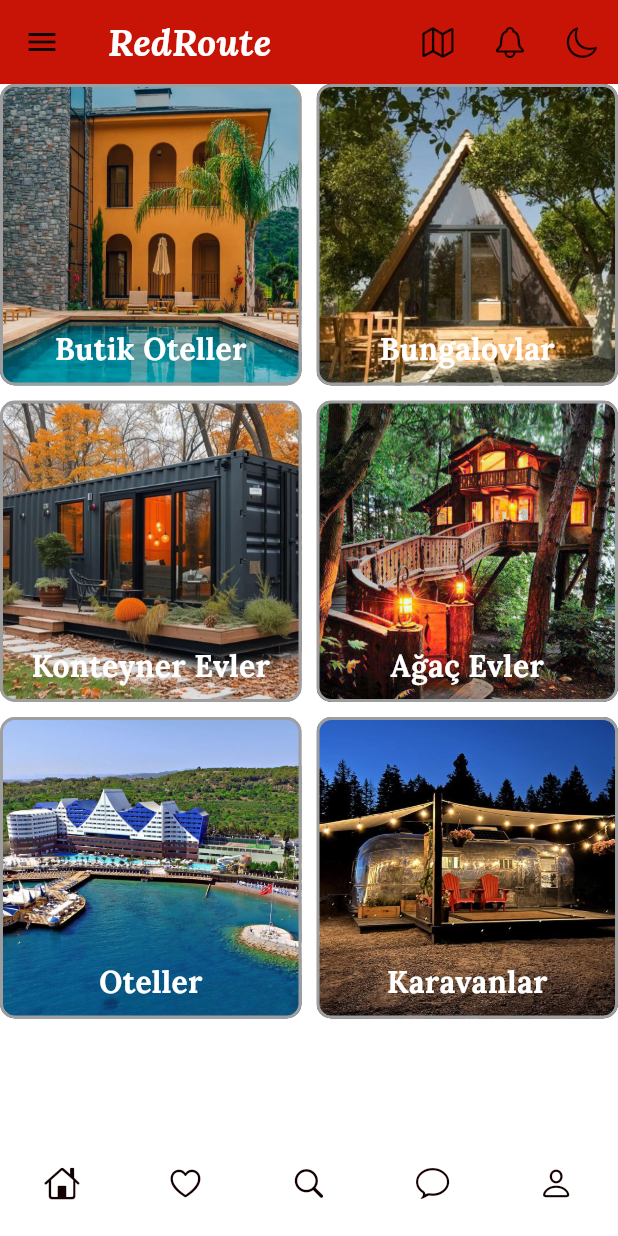
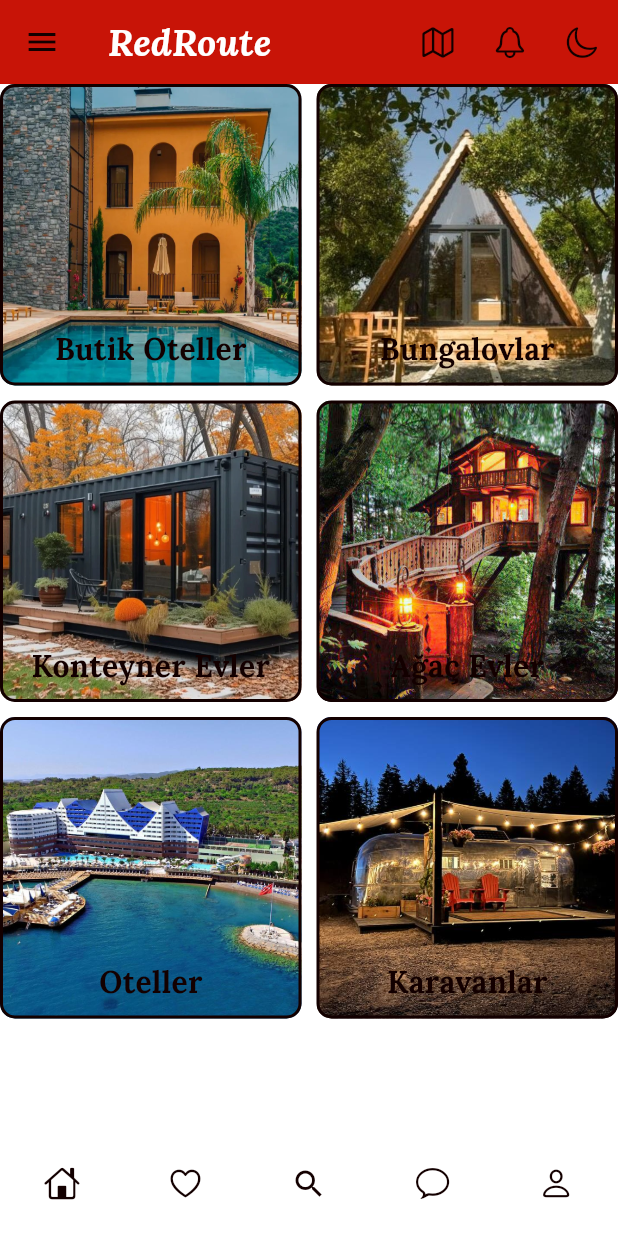
Before and after one commit to dilaradertli/RedRoute, a Flutter app: the HomeScreen screen opened by its route, on a phone screen of 412 x 824 dp. Run offline on Flutter 3.47's test engine with Material 3 defaults, Android fonts, the phone set to English and light mode, and no system bars; our stand-ins replace go_router, google_fonts, lottie; missing offline and left inert: dotlottie_loader.

Commit message:
Update home_screen.dart
Ana ekrana gece gündüz modu eklendi. Kodlar düzenlendi.

```diff
--- a/lib/screens/home_screen.dart
+++ b/lib/screens/home_screen.dart
@@ -3,7 +3,6 @@ import 'package:flutter/cupertino.dart';
 import 'package:go_router/go_router.dart';
 import 'package:provider/provider.dart';
 
-import '../core/constants.dart';
 import '../core/themes.dart';
 import '../widgets/bottom_menu.dart';
 
@@ -12,10 +11,14 @@ class HomeScreen extends StatelessWidget {
 
   @override
   Widget build(BuildContext context) {
+    final isDarkMode = context.watch<ThemeProvider>().isDark;
+
+    final currentColors = isDarkMode ? darkColors : colors;
+
     return Scaffold(
-      backgroundColor: Colors.white,
+      backgroundColor: currentColors["surface"],
       appBar: AppBar(
-        backgroundColor: const Color.fromARGB(255, 200, 20, 7),
+        backgroundColor: currentColors["primary"],
         title: const Text(
           'RedRoute',
           style: TextStyle(
@@ -34,7 +37,7 @@ class HomeScreen extends StatelessWidget {
             onPressed: () {},
           ),
           IconButton(
-            icon: Icon(CupertinoIcons.moon),
+            icon: const Icon(CupertinoIcons.moon),
             onPressed: () {
               context.read<ThemeProvider>().toggleTheme();
             },
@@ -42,21 +45,21 @@ class HomeScreen extends StatelessWidget {
         ],
       ),
       drawer: Drawer(
-        backgroundColor: Colors.white,
+        backgroundColor: currentColors["surface"],
         elevation: 0,
         child: Column(
           children: [
-            Container(
+            const SizedBox(
               height: 200,
               child: Column(
                 mainAxisAlignment: MainAxisAlignment.center,
                 children: [
-                  const Icon(
+                  Icon(
                     CupertinoIcons.person_circle,
                     size: 80,
                     color: Colors.black87,
                   ),
-                  const SizedBox(height: 10),
+                  SizedBox(height: 10),
                 ],
               ),
             ),
@@ -99,228 +102,73 @@ class HomeScreen extends StatelessWidget {
               mainAxisSpacing: 10,
               crossAxisSpacing: 10,
               children: [
-                Container(
-                  height: 50,
-                  width: 50,
-                  decoration: BoxDecoration(
-                    border: Border.all(color: Colors.grey, width: 2),
-                    borderRadius: BorderRadius.circular(10),
-                    image: DecorationImage(
-                      image: AssetImage('assets/images/Otel1.jpg'),
-                      fit: BoxFit.cover,
-                    ),
-                  ),
-                  child: Align(
-                    alignment: Alignment.bottomCenter,
-                    child: Padding(
-                      padding: EdgeInsets.all(8),
-                      child: Text(
-                        'Butik Oteller',
-                        style: TextStyle(
-                          color: Colors.white,
-                          fontWeight: FontWeight.bold,
-                          fontSize: 20,
-                        ),
-                      ),
-                    ),
-                  ),
+                _buildCategoryItem(
+                  image: 'assets/images/Otel1.jpg',
+                  title: 'Butik Oteller',
+                  currentColors: currentColors,
                 ),
-                Container(
-                  height: 50,
-                  width: 50,
-                  decoration: BoxDecoration(
-                    border: Border.all(
-                      color: Colors.grey,
-                      width: 2,
-                    ),
-                    borderRadius: BorderRadius.circular(10),
-                    image: DecorationImage(
-                      image: AssetImage('assets/images/Otel2.jpg'),
-                      fit: BoxFit.cover,
-                    ),
-                  ),
-                  child: Align(
-                    alignment: Alignment.bottomCenter,
-                    child: Padding(
-                      padding: EdgeInsets.all(8),
-                      child: Text(
-                        'Bungalovlar',
-                        style: TextStyle(
-                          color: Colors.white,
-                          fontWeight: FontWeight.bold,
-                          fontSize: 20,
-                        ),
-                      ),
-                    ),
-                  ),
+                _buildCategoryItem(
+                  image: 'assets/images/Otel2.jpg',
+                  title: 'Bungalovlar',
+                  currentColors: currentColors,
                 ),
-                Container(
-                  height: 50,
-                  width: 50,
-                  decoration: BoxDecoration(
-                    border: Border.all(
-                      color: Colors.grey,
-                      width: 2,
-                    ),
-                    borderRadius: BorderRadius.circular(10),
-                    image: DecorationImage(
-                      image: AssetImage('assets/images/Otel3.jpg'),
-                      fit: BoxFit.cover,
-                    ),
-                  ),
-                  child: Align(
-                    alignment: Alignment.bottomCenter,
-                    child: Padding(
-                      padding: EdgeInsets.all(8),
-                      child: Text(
-                        'Konteyner Evler',
-                        style: TextStyle(
-                          color: Colors.white,
-                          fontWeight: FontWeight.bold,
-                          fontSize: 20,
-                        ),
-                      ),
-                    ),
-                  ),
+                _buildCategoryItem(
+                  image: 'assets/images/Otel3.jpg',
+                  title: 'Konteyner Evler',
+                  currentColors: currentColors,
                 ),
-                Container(
-                  height: 50,
-                  width: 50,
-                  decoration: BoxDecoration(
-                    border: Border.all(
-                      color: Colors.grey,
-                      width: 2,
-                    ),
-                    borderRadius: BorderRadius.circular(10),
-                    image: DecorationImage(
-                      image: AssetImage('assets/images/Otel4.jpg'),
-                      fit: BoxFit.cover,
-                    ),
-                  ),
-                  child: Align(
-                    alignment: Alignment.bottomCenter,
-                    child: Padding(
-                      padding: EdgeInsets.all(8),
-                      child: Text(
-                        'Ağaç Evler',
-                        style: TextStyle(
-                          color: Colors.white,
-                          fontWeight: FontWeight.bold,
-                          fontSize: 20,
-                        ),
-                      ),
-                    ),
-                  ),
+                _buildCategoryItem(
+                  image: 'assets/images/Otel4.jpg',
+                  title: 'Ağaç Evler',
+                  currentColors: currentColors,
                 ),
-                Container(
-                  height: 50,
-                  width: 50,
-                  decoration: BoxDecoration(
-                    border: Border.all(
-                      color: Colors.grey,
-                      width: 2,
-                    ),
-                    borderRadius: BorderRadius.circular(10),
-                    image: DecorationImage(
-                      image: AssetImage('assets/images/Otel5.jpg'),
-                      fit: BoxFit.cover,
-                    ),
-                  ),
-                  child: Align(
-                    alignment: Alignment.bottomCenter,
-                    child: Padding(
-                      padding: EdgeInsets.all(8),
-                      child: Text(
-                        'Oteller',
-                        style: TextStyle(
-                          color: Colors.white,
-                          fontWeight: FontWeight.bold,
-                          fontSize: 20,
-                        ),
-                      ),
-                    ),
-                  ),
+                _buildCategoryItem(
+                  image: 'assets/images/Otel5.jpg',
+                  title: 'Oteller',
+                  currentColors: currentColors,
                 ),
-                Container(
-                  height: 50,
-                  width: 50,
-                  decoration: BoxDecoration(
-                    border: Border.all(
-                      color: Colors.grey,
-                      width: 2,
-                    ),
-                    borderRadius: BorderRadius.circular(10),
-                    image: DecorationImage(
-                      image: AssetImage('assets/images/Otel6.jpg'),
-                      fit: BoxFit.cover,
-                    ),
-                  ),
-                  child: Align(
-                    alignment: Alignment.bottomCenter,
-                    child: Padding(
-                      padding: EdgeInsets.all(8),
-                      child: Text(
-                        'Karavanlar',
-                        style: TextStyle(
-                          color: Colors.white,
-                          fontWeight: FontWeight.bold,
-                          fontSize: 20,
-                        ),
-                      ),
-                    ),
-                  ),
+                _buildCategoryItem(
+                  image: 'assets/images/Otel6.jpg',
+                  title: 'Karavanlar',
+                  currentColors: currentColors,
                 ),
               ],
             ),
           )
         ],
       ),
-      bottomNavigationBar: Container(
-        height: 70,
-        child: Row(
-          mainAxisAlignment: MainAxisAlignment.spaceAround,
-          children: [
-            IconButton(
-              onPressed: () {
-                context.go("/home");
-              },
-              icon: Icon(
-                CupertinoIcons.home,
-              ),
+      bottomNavigationBar: const BottomMenu(),
+    );
+  }
+
+  Widget _buildCategoryItem({
+    required String image,
+    required String title,
+    required Map<String, Color> currentColors,
+  }) {
+    return Container(
+      height: 50,
+      width: 50,
+      decoration: BoxDecoration(
+        border: Border.all(color: currentColors["onSurface"]!, width: 2),
+        borderRadius: BorderRadius.circular(10),
+        image: DecorationImage(
+          image: AssetImage(image),
+          fit: BoxFit.cover,
+        ),
+      ),
+      child: Align(
+        alignment: Alignment.bottomCenter,
+        child: Padding(
+          padding: const EdgeInsets.all(8),
+          child: Text(
+            title,
+            style: TextStyle(
+              color: currentColors["onSurface"]!,
+              fontWeight: FontWeight.bold,
+              fontSize: 20,
             ),
-            IconButton(
-              onPressed: () {
-                context.go("/favorite");
-              },
-              icon: Icon(
-                CupertinoIcons.heart,
-              ),
-            ),
-            IconButton(
-              onPressed: () {
-                context.go("/search");
-              },
-              icon: Icon(
-                CupertinoIcons.search,
-              ),
-            ),
-            IconButton(
-              onPressed: () {
-                context.go("/chat");
-              },
-              icon: Icon(
-                CupertinoIcons.chat_bubble,
-              ),
-            ),
-            IconButton(
-              onPressed: () {
-                context.go("/profile");
-              },
-              icon: Icon(
-                CupertinoIcons.person,
-              ),
-            ),
-          ],
+          ),
         ),
       ),
     );
```
